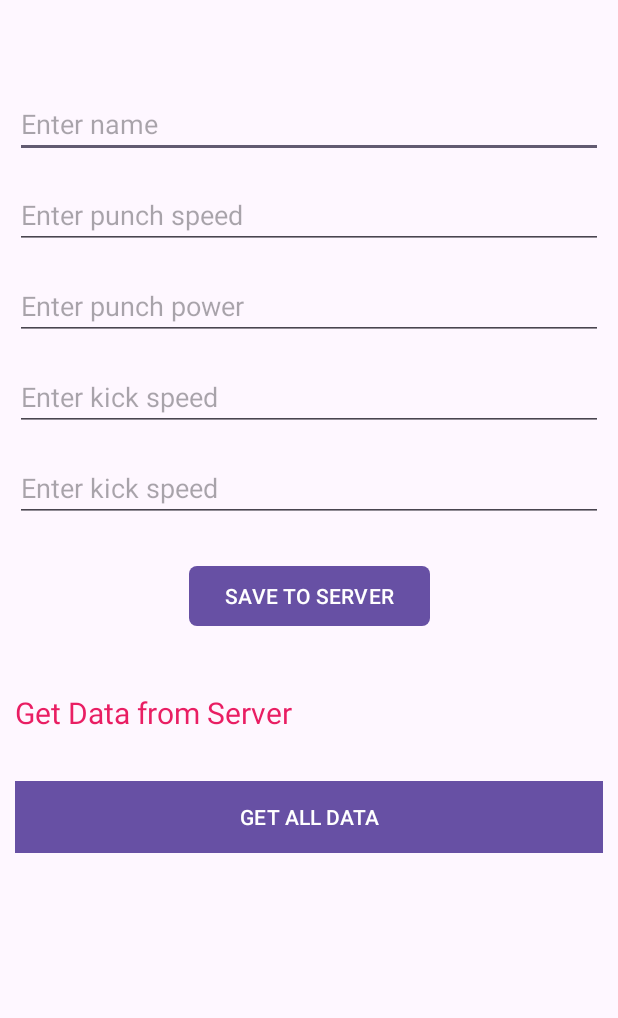
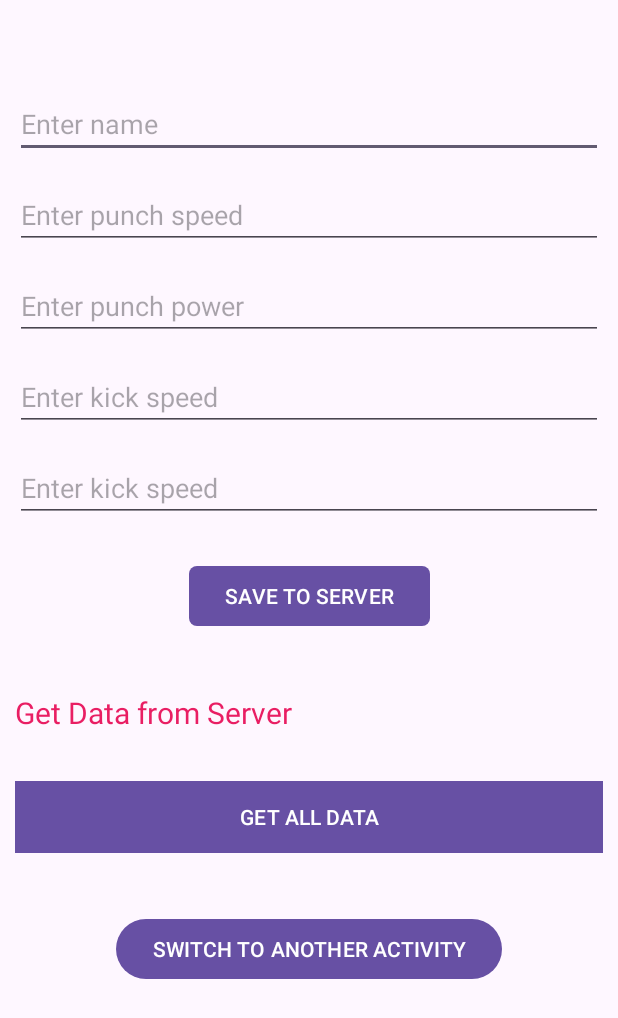
Before and after one commit to AkhladLaraib/InstagramClone, an Android app: the screen it shows after launch (SignUp), on a phone screen of 412 x 824 dp. Shown: the top 1018 px of the screen. Run offline under Robolectric (Android 15) with nearby library versions, the phone set to English and light mode, and no system bars; libraries missing offline, so code that uses them is left out: com.parse, com.shashank.sony; 1 statement that could not run was skipped.

```diff
--- a/app/src/main/java/com/example/instagramclone/SignUp.java
+++ b/app/src/main/java/com/example/instagramclone/SignUp.java
@@ -22,7 +22,7 @@ import java.util.List;
 
 public class SignUp extends AppCompatActivity implements View.OnClickListener {
 
-    private Button mButton, mButtonGetAllData;
+    private Button mButton, mButtonGetAllData, mButtonTransition;
     private EditText mEditTextName, mEditTextPunchPower, mEditTextPunchSpeed, mEditTextKickSpeed, mEditTextKickPower;
     private TextView mTextViewGetData;
     private String allObject2;
@@ -45,6 +45,8 @@ public class SignUp extends AppCompatActivity implements View.OnClickListener {
         mTextViewGetData = findViewById(R.id.textViewGetData);
 
         mButtonGetAllData = findViewById(R.id.buttonGetAllData);
+
+        mButtonTransition = findViewById(R.id.buttonTransition);
 
         mTextViewGetData.setOnClickListener(new View.OnClickListener() {
             @Override
@@ -69,6 +71,8 @@ public class SignUp extends AppCompatActivity implements View.OnClickListener {
             public void onClick(View v) {
 
                 ParseQuery<ParseObject> queryAll = ParseQuery.getQuery("Object2");
+
+                queryAll.whereGreaterThan("punchPower", 2000);
                 queryAll.findInBackground(new FindCallback<ParseObject>() {
                     @Override
                     public void done(List<ParseObject> objects, ParseException e) {
@@ -92,6 +96,14 @@ public class SignUp extends AppCompatActivity implements View.OnClickListener {
                         }
                     }
                 });
+            }
+        });
+
+        mButtonTransition.setOnClickListener(new View.OnClickListener() {
+            @Override
+            public void onClick(View v) {
+
+
             }
         });
 
--- a/app/src/main/res/layout/activity_signup.xml
+++ b/app/src/main/res/layout/activity_signup.xml
@@ -116,4 +116,16 @@
         app:layout_constraintEnd_toEndOf="parent"
         app:layout_constraintStart_toStartOf="parent"
         app:layout_constraintTop_toBottomOf="@+id/textViewGetData" />
+
+    <Button
+        android:id="@+id/buttonTransition"
+        android:layout_width="wrap_content"
+        android:layout_height="wrap_content"
+        android:layout_marginStart="10dp"
+        android:layout_marginTop="40dp"
+        android:layout_marginEnd="10dp"
+        android:text="SWITCH TO ANOTHER ACTIVITY"
+        app:layout_constraintEnd_toEndOf="parent"
+        app:layout_constraintStart_toStartOf="parent"
+        app:layout_constraintTop_toBottomOf="@+id/buttonGetAllData" />
 </androidx.constraintlayout.widget.ConstraintLayout>
```
